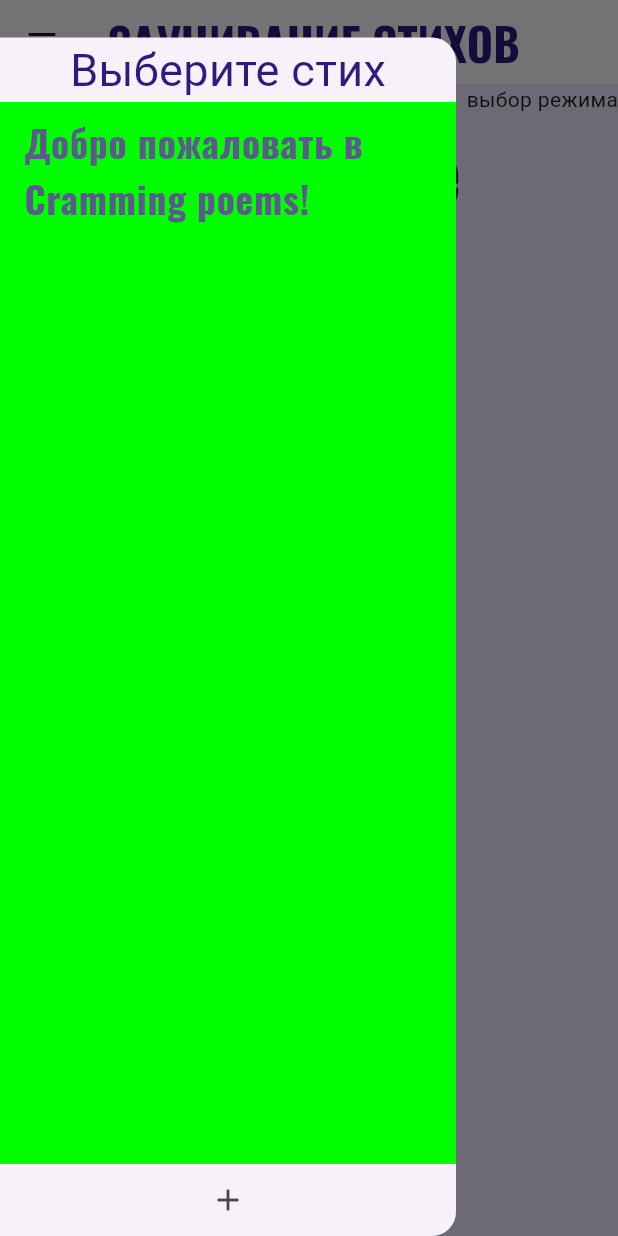
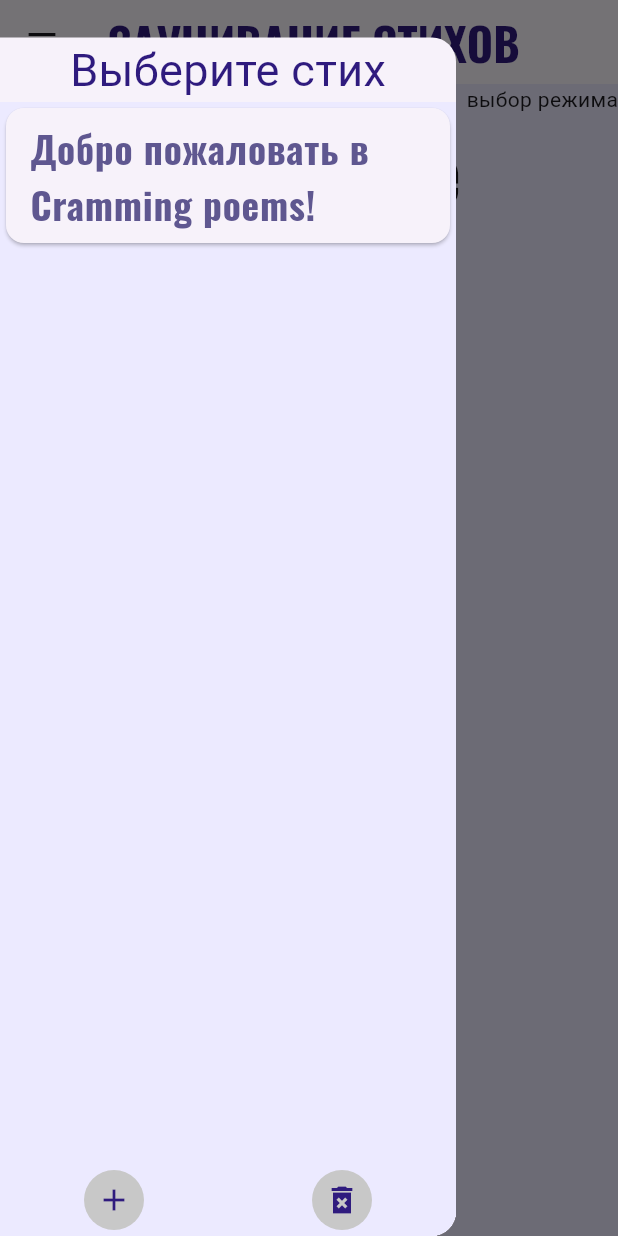
Before and after one commit to 2romanio005/cramming_poems, a Flutter app: the screen it shows after launch, with the side drawer open, on a phone screen of 412 x 824 dp. Run offline on Flutter 3.47's test engine with Material 3 defaults, Android fonts, the phone set to English and light mode, and no system bars; our stand-ins replace google_fonts.

Commit message:
add operator [], confirmation_box, button styles

```diff
--- a/lib/Data/poem.dart
+++ b/lib/Data/poem.dart
@@ -63,9 +63,10 @@ class Poem {
     return _title;
   }
 
-  List<List<String>> get differentTypesOfPoem {
-    return _differentTypesOfPoem;
+  List<String> operator [](int index){
+    return _differentTypesOfPoem[index];
   }
+
 
   late File _dataFile;
   late final int _nextNumberInFileName;
--- a/lib/Data/poem_list.dart
+++ b/lib/Data/poem_list.dart
@@ -51,7 +51,7 @@ class PoemList {
       //await poemList.readPoemFromFile(file);
     }
 
-    if (poemList.poems.isEmpty) {
+    if (poemList._poems.isEmpty) {
       print("Добавленно приветсвующее окно");
       poemList.addPoem(Poem(
         title: "Добро пожаловать в Cramming poems!",
@@ -61,13 +61,13 @@ class PoemList {
     }
     print("Всё считанно");
 
-    poemList.poems.sort((a, b) => a.nextNumberInFileName.compareTo(b.nextNumberInFileName));
+    poemList._poems.sort((a, b) => a.nextNumberInFileName.compareTo(b.nextNumberInFileName));
     return poemList;
   }
 
   addPoem(Poem poem) {
-    poems.add(poem);
-    selectedIndex = poems.length - 1;
+    _poems.add(poem);
+    selectedIndex = _poems.length - 1;
   }
 
   newPoem() {
@@ -85,8 +85,24 @@ class PoemList {
     _poems.removeAt(index);
   }
 
-  List<Poem> get poems {
-    return _poems;
+  clear(){
+    for(Poem poem in _poems){
+      poem.deleteFile();
+    }
+    _poems.clear();
+    newPoem();
+  }
+
+  Poem operator [](int index){
+    return _poems[index];
+  }
+
+  Poem get selectedPoem{
+    return _poems[_selectedIndex];
+  }
+
+  int get length{
+    return _poems.length;
   }
 
   set selectedIndex(newIndex) {
--- a/lib/colors.dart
+++ b/lib/colors.dart
@@ -6,12 +6,24 @@ import 'package:flutter/material.dart';
 // Создаём их копию с более понятным названием и использовать уже ёё
 Color ColorMain1 = Color.fromARGB(255, 47, 27, 126);
 Color ColorMain2 = Color.fromARGB(255, 236, 234, 255);
+Color ColorMain3 = Color.fromARGB(255, 200, 200, 200);
+Color ColorMain4 = Color.fromARGB(255, 0, 180, 0);
+Color ColorMain5 = Color.fromARGB(255, 180, 0, 0);
 // все это надо когда начнём переделывать дизайн.
 
 Color ColorBackground = ColorMain2;             // задний фон приложения
 Color ColorFont = ColorMain1;                   // шрифта
-Color ColorHeader = ColorMain1;
-Color PrimaryColor = ColorMain1;
+Color ColorHeader = ColorMain1;                 // зоголовки
+Color ColorPrimary = ColorMain1;                // FIXME TODO где коментарий, что это???
+
+
+// цвета для кнопок
+Color ColorButtonBackground = ColorMain3;       // задний фон
+Color ColorButtonHover = ColorMain2;            // при наведении мыши
+Color ColorButtonForeground = ColorMain1;       // сама иконка или текс
+Color ColorButtonPressedOK = ColorMain4;        // при нажатии на кнопку "да"
+Color ColorButtonPressedOFF = ColorMain5;       // при нажатии на кнопку "нет"
+
 
 // FIXME удалить цвета для тестирования
 Color ColorTmpR = Color.fromARGB(255, 255, 0, 0);
--- a/lib/main.dart
+++ b/lib/main.dart
@@ -15,7 +15,7 @@ class MyApp extends StatelessWidget {
       home: const FutureBuilderHome(),
       theme: ThemeData(
         colorScheme: ColorScheme.fromSeed(
-          seedColor: PrimaryColor,
+          seedColor: ColorPrimary,
           brightness: Brightness.light,
         ),
         textTheme: TextTheme(
--- a/lib/poemChooser.dart
+++ b/lib/poemChooser.dart
@@ -1,6 +1,10 @@
 import 'package:flutter/material.dart';
+
+import 'package:cramming_poems/Data/poem_list.dart';
+import 'package:cramming_poems/Widgets/confirmation_box.dart';
+
 import 'package:cramming_poems/colors.dart';
-import 'package:cramming_poems/Data/poem_list.dart';
+import 'package:cramming_poems/styles.dart';
 
 class PoemChooser extends StatefulWidget {
   @override
@@ -22,14 +26,15 @@ class _PoemChooser extends State<PoemChooser> {
           ),
           Expanded(
             child: Container(
-              color: ColorTmpG,     // TODO сделать нормальный дизайн
+              color: ColorBackground,
               child: ListView.builder(
-                  itemCount: poemList.poems.length,
+                  itemCount: poemList.length,
                   itemBuilder: (BuildContext context, int index) {
                     return GestureDetector(
+                      child: Card(
                         child: ListTile(
                           title: Text(
-                          poemList.poems[index].title,
+                            poemList[index].title,
                             style: TextStyle(
                               fontSize: 25,
                             ),
@@ -43,64 +48,61 @@ class _PoemChooser extends State<PoemChooser> {
                             Navigator.pop(context);
                           },
                         ),
+                      ),
                       onLongPress: () async {
-                        await showDialog(
+                        await confirmation_box(
                             context: context,
-                            builder: (BuildContext context) {
-                              return AlertDialog(
-                                title: Text('Удалить стих?',
-                                    style: TextStyle(
-                                      color: ColorFont,
-                                      fontSize: 25,
-                                    )),
-                                actions: [
-                                  ElevatedButton(
-                                    child: Text(
-                                      'Отмена',
-                                      style: TextStyle(
-                                        color: ColorFont,
-                                        fontSize: 20,
-                                      ),
-                                    ),
-                                    onPressed: () {
-                                      Navigator.of(context).pop();
-                                    },
-                                  ),
-                                  ElevatedButton(
-                                    child: Text(
-                                      'Удалить',
-                                      style: TextStyle(
-                                        color: ColorFont,
-                                        fontSize: 20,
-                                      ),
-                                    ),
-                                    onPressed: () {
+                            text: 'Удалить стих?',
+                            textOK: 'Удалить',
+                            textOFF: 'Отмена',
+                            functionOK: () {
                               setState(() {
                                 poemList.removePoemAt(index);
-                                        if(poemList.poems.length == 0){
+                                if (poemList.length == 0) {
                                   poemList.newPoem();
                                 }
                               });
-                                      Navigator.of(context).pop();
-                                    },
-                                  ),
-                                ],
-                              );
                             });
                       },
                     );
                   }),
             ),
           ),
+          Container(
+            color: ColorBackground,
+            child: Row(
+              mainAxisAlignment: MainAxisAlignment.spaceAround,
+              children: [
                 IconButton(
+                  style: buttonStyleOK,
                   icon: const Icon(Icons.add),
                   onPressed: () {
                     setState(() {
                       poemList.newPoem();
                     });
-              //Navigator.pop(context);
+                    //Navigator.pop(context);  // закрытие окна выбора стиха
                   },
                 ),
+                IconButton(
+                  style: buttonStyleOFF,
+                  icon: const Icon(Icons.delete_forever_sharp),
+                  onPressed: () async {
+                    await confirmation_box(
+                        context: context,
+                        text: 'Удалить все стихи?',
+                        textOK: 'Удалить все',
+                        textOFF: 'Отмена',
+                        functionOK: () {
+                          setState(() {
+                            poemList.clear();
+                          });
+                          //Navigator.pop(context);  // закрытие окна выбора стиха
+                        });
+                  },
+                ),
+              ],
+            ),
+          )
         ],
       ),
     );
--- /dev/null
+++ b/lib/styles.dart
@@ -0,0 +1,24 @@
+import 'package:flutter/material.dart';
+import 'package:cramming_poems/colors.dart';
+
+ButtonStyle buttonStyleOFF = IconButton.styleFrom(
+  backgroundColor: ColorButtonBackground,
+  hoverColor: ColorButtonHover,
+  foregroundColor: ColorButtonForeground,
+  highlightColor: ColorButtonPressedOFF,
+);
+
+ButtonStyle buttonStyleOK = IconButton.styleFrom(
+  backgroundColor: ColorButtonBackground,
+  hoverColor: ColorButtonHover,
+  foregroundColor: ColorButtonForeground,
+  highlightColor: ColorButtonPressedOK,
+);
+
+ButtonStyle buttonStyleDefault = IconButton.styleFrom(
+  backgroundColor: ColorButtonBackground,
+  hoverColor: ColorButtonHover,
+  foregroundColor: ColorButtonForeground,
+);
+
+// TODO перенеси свои стили, а то я боюсь их трогать
```
Also changed, not shown: lib/Widgets/confirmation_box.dart (added, +58 -0 lines). Lines whose indentation alone changed are shown as unchanged.
